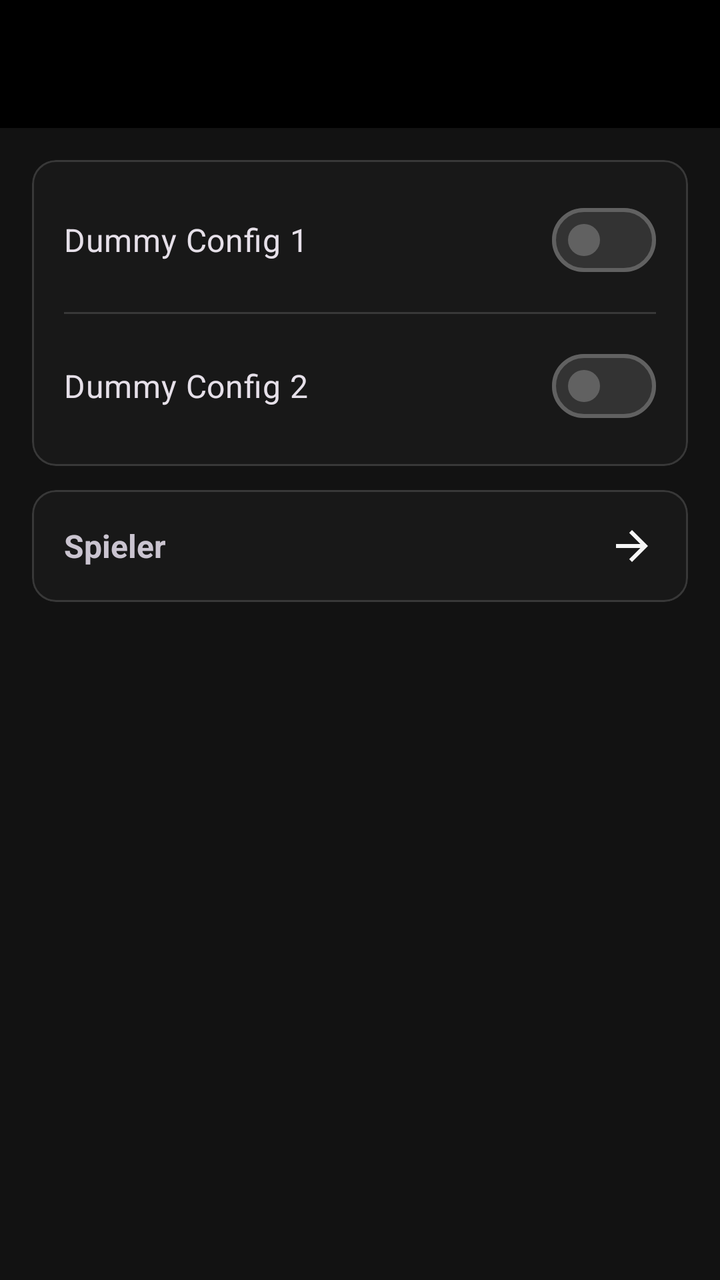
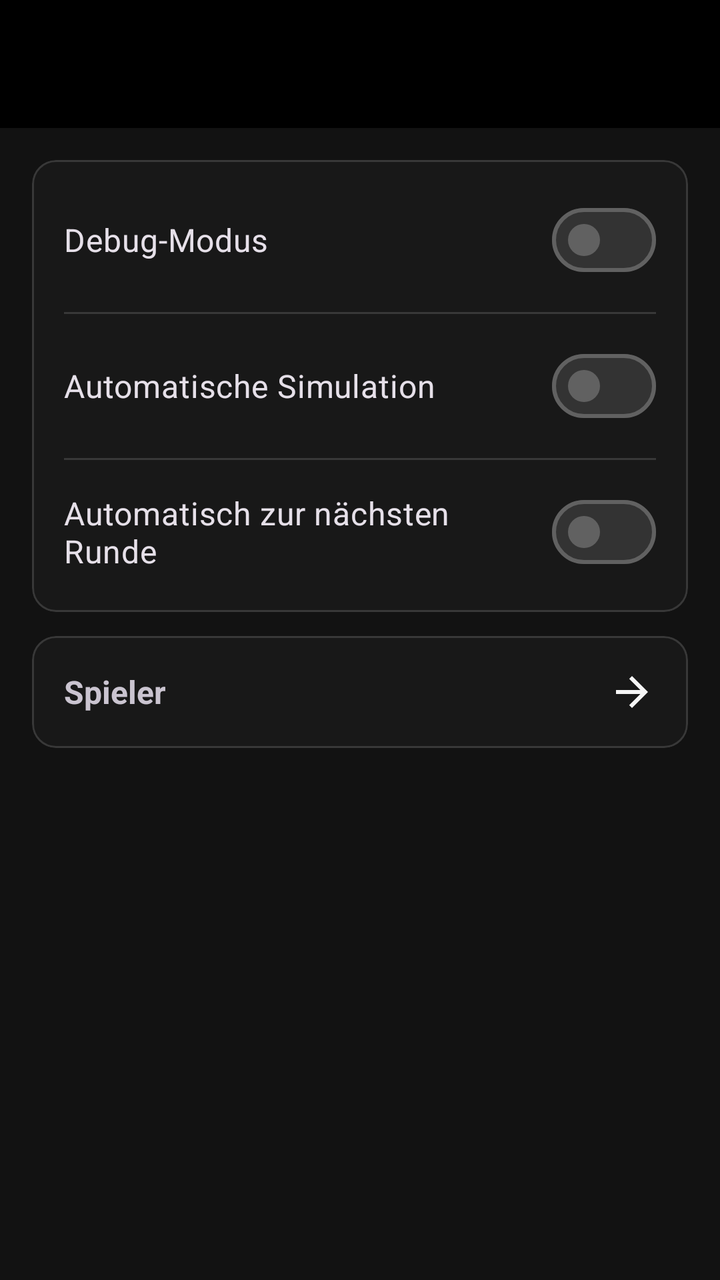

Two renders of the same Android screen: before a commit and after it. Below are the layout's source before the change and the commit's diff.
<!-- AndroidManifest.xml: application theme Theme.DannyApp -->
<!-- res/layout/activity_config.xml -->
<?xml version="1.0" encoding="utf-8"?>
<androidx.constraintlayout.widget.ConstraintLayout xmlns:android="http://schemas.android.com/apk/res/android"
    xmlns:app="http://schemas.android.com/apk/res-auto"
    xmlns:tools="http://schemas.android.com/tools"
    android:id="@+id/configurationMain"
    android:layout_width="match_parent"
    android:layout_height="match_parent"
    tools:context=".ui.config.ConfigActivity">

    <include
        android:id="@+id/toolbar"
        layout="@layout/include_toolbar"
        app:layout_constraintEnd_toEndOf="parent"
        app:layout_constraintStart_toStartOf="parent"
        app:layout_constraintTop_toTopOf="parent" />

    <LinearLayout
        android:layout_width="0dp"
        android:layout_height="0dp"
        android:orientation="vertical"
        android:padding="16dp"
        app:layout_constraintBottom_toBottomOf="parent"
        app:layout_constraintEnd_toEndOf="parent"
        app:layout_constraintStart_toStartOf="parent"
        app:layout_constraintTop_toBottomOf="@id/toolbar">

        <com.google.android.material.card.MaterialCardView
            android:layout_width="match_parent"
            android:layout_height="wrap_content"
            android:layout_marginBottom="12dp"
            app:cardCornerRadius="12dp" >

            <LinearLayout
                android:layout_width="match_parent"
                android:layout_height="wrap_content"
                android:orientation="vertical"
                android:padding="16dp">

                <com.google.android.material.materialswitch.MaterialSwitch
                    android:id="@+id/switchConfig1"
                    android:layout_width="match_parent"
                    android:layout_height="wrap_content"
                    android:text="@string/config_dummy_config_1"
                    android:textSize="16sp" />

                <com.google.android.material.divider.MaterialDivider
                    android:layout_width="match_parent"
                    android:layout_height="wrap_content"
                    android:layout_marginVertical="12dp" />

                <com.google.android.material.materialswitch.MaterialSwitch
                    android:id="@+id/switchConfig2"
                    android:layout_width="match_parent"
                    android:layout_height="wrap_content"
                    android:text="@string/config_dummy_config_2"
                    android:textSize="16sp" />

            </LinearLayout>
        </com.google.android.material.card.MaterialCardView>

        <com.google.android.material.card.MaterialCardView
            android:id="@+id/cardPlayers"
            android:layout_width="match_parent"
            android:layout_height="wrap_content"
            android:layout_marginBottom="12dp"
            app:cardCornerRadius="12dp"
            android:clickable="true"
            android:focusable="true">

            <LinearLayout
                android:layout_width="match_parent"
                android:layout_height="wrap_content"
                android:gravity="center_vertical"
                android:orientation="horizontal"
                android:padding="16dp">

                <TextView
                    android:layout_width="0dp"
                    android:layout_height="wrap_content"
                    android:layout_weight="1"
                    android:text="@string/config_players"
                    android:textSize="16sp"
                    android:textStyle="bold" />

                <ImageView
                    android:layout_width="24dp"
                    android:layout_height="24dp"
                    android:contentDescription="@null"
                    android:rotation="180"
                    android:src="@drawable/ic_arrow_back" />

            </LinearLayout>
        </com.google.android.material.card.MaterialCardView>

    </LinearLayout>

</androidx.constraintlayout.widget.ConstraintLayout>
<!-- res/layout/include_toolbar.xml (included above) -->
<?xml version="1.0" encoding="utf-8"?>
<com.google.android.material.appbar.MaterialToolbar xmlns:android="http://schemas.android.com/apk/res/android"
    xmlns:app="http://schemas.android.com/apk/res-auto"
    android:layout_width="match_parent"
    android:layout_height="wrap_content"
    android:background="@color/black" />
<!-- resources referenced by this layout -->
<resources>
  <color name="black">#FF000000</color>
  <!-- drawable ic_arrow_back (drawable) -->
  <vector xmlns:android="http://schemas.android.com/apk/res/android"
      android:width="24dp"
      android:height="24dp"
      android:viewportWidth="24"
      android:viewportHeight="24">
    <path
        android:fillColor="?attr/colorOnSurface"
        android:pathData="M20,11H7.83l5.59,-5.59L12,4l-8,8 8,8 1.41,-1.41L7.83,13H20v-2z"/>
  </vector>
  <string name="config_dummy_config_1">Dummy Config 1</string>
  <string name="config_dummy_config_2">Dummy Config 2</string>
  <string name="config_players">Spieler</string>
  <style name="Theme.DannyApp" parent="Base.Theme.DannyApp" />
  <color name="anthrazit_hintergrund">#FF121212</color>
  <color name="anthrazit_tief">#FF0D0D0D</color>
  <color name="rot_haupt">#FFD32F2F</color>
  <color name="white">#FFFFFFFF</color>
  <color name="rot_dunkel">#FF8E0000</color>
  <color name="rot_sehr_hell">#FFFFDAD6</color>
  <color name="grau_sekundaer">#FFC4C4C4</color>
  <color name="anthrazit_container_niedrig">#FF1C1C1C</color>
  <color name="anthrazit_sekundaer">#FF373737</color>
  <color name="rot_hell">#FFEF5350</color>
  <color name="rot_container_dunkel">#FF5C1919</color>
  <color name="grau_text_hell">#FFF5F5F5</color>
  <color name="anthrazit_flaeche">#FF181818</color>
  <color name="anthrazit_variante">#FF2C2C2C</color>
  <color name="grau_text_gedaempft">#FFBDBDBD</color>
  <color name="anthrazit_container">#FF222222</color>
  <color name="anthrazit_container_hoch">#FF2A2A2A</color>
  <color name="anthrazit_container_hoechst">#FF333333</color>
  <color name="grau_rahmen">#FF616161</color>
  <color name="grau_rahmen_dunkel">#FF383838</color>
  <style name="Widget.DannyApp.TextInputLayout.OutlinedBox" parent="Widget.Material3.TextInputLayout.OutlinedBox">
          <item name="android:textColorHint">@color/eingabe_hint</item>
      </style>
  <color name="eingabe_hint">#FF757575</color>
  <!-- unchanged entries left out for length: 1 -->
</resources>

<!-- the commit's change to res/layout/activity_config.xml (unified diff, before → after) -->
@@ -37,10 +37,10 @@
                 android:padding="16dp">
 
                 <com.google.android.material.materialswitch.MaterialSwitch
-                    android:id="@+id/switchConfig1"
+                    android:id="@+id/switchDebugMode"
                     android:layout_width="match_parent"
                     android:layout_height="wrap_content"
-                    android:text="@string/config_dummy_config_1"
+                    android:text="@string/config_debug_mode"
                     android:textSize="16sp" />
 
                 <com.google.android.material.divider.MaterialDivider
@@ -49,10 +49,22 @@
                     android:layout_marginVertical="12dp" />
 
                 <com.google.android.material.materialswitch.MaterialSwitch
-                    android:id="@+id/switchConfig2"
+                    android:id="@+id/switchAutoSimulateCpu"
                     android:layout_width="match_parent"
                     android:layout_height="wrap_content"
-                    android:text="@string/config_dummy_config_2"
+                    android:text="@string/config_auto_simulate_cpu"
+                    android:textSize="16sp" />
+
+                <com.google.android.material.divider.MaterialDivider
+                    android:layout_width="match_parent"
+                    android:layout_height="wrap_content"
+                    android:layout_marginVertical="12dp" />
+
+                <com.google.android.material.materialswitch.MaterialSwitch
+                    android:id="@+id/switchAutoAdvanceRound"
+                    android:layout_width="match_parent"
+                    android:layout_height="wrap_content"
+                    android:text="@string/config_auto_advance_round"
                     android:textSize="16sp" />
 
             </LinearLayout>
<!-- resource entries referenced after the edit -->
@@ -11,8 +11,9 @@
         android:fillColor="?attr/colorOnSurface"
         android:pathData="M20,11H7.83l5.59,-5.59L12,4l-8,8 8,8 1.41,-1.41L7.83,13H20v-2z"/>
   </vector>
-  <string name="config_dummy_config_1">Dummy Config 1</string>
-  <string name="config_dummy_config_2">Dummy Config 2</string>
+  <string name="config_auto_advance_round">Automatisch zur nächsten Runde</string>
+  <string name="config_auto_simulate_cpu">Automatische Simulation</string>
+  <string name="config_debug_mode">Debug-Modus</string>
   <string name="config_players">Spieler</string>
   <style name="Theme.DannyApp" parent="Base.Theme.DannyApp" />
   <color name="anthrazit_hintergrund">#FF121212</color>
